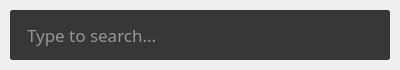
This is forms/mainwindow.ui in Schlipak/nozzle as Qt 5 draws it before an edit. The edited form follows.
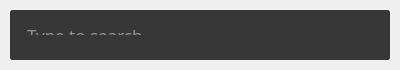
This is the edited form.

Commit message: Attempt at rounded last list item

What changed in the file:
```diff
--- a/forms/mainwindow.ui
+++ b/forms/mainwindow.ui
@@ -188,15 +188,7 @@
         </widget>
        </item>
        <item>
-        <widget class="QListWidget" name="entryList">
-         <property name="styleSheet">
-          <string notr="true">QListWidget#entryList {
-	border-radius: 10px;
-	background-color: transparent;
-}
-</string>
-         </property>
-        </widget>
+        <widget class="QListWidget" name="entryList"/>
        </item>
       </layout>
      </widget>
```
The commit also changes 13 other files.
